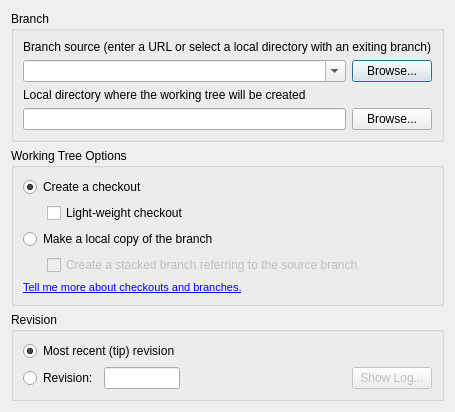
Old version of the form ui/new_tree.ui in the repository breezy-team/qbrz.
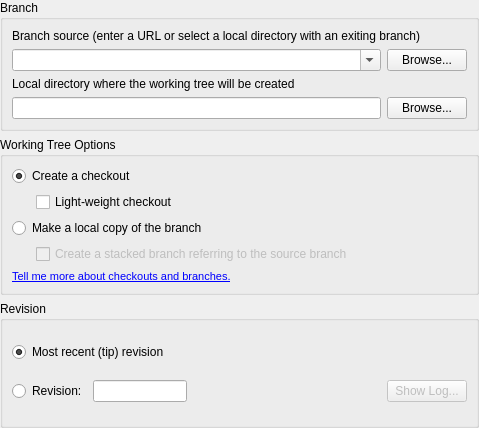
New version of the form.

Commit message: Fix various problems in the subprocess dialog and layouts in qgetnew/qgetupdates

Diff of the .ui file:
```diff
--- a/ui/new_tree.ui
+++ b/ui/new_tree.ui
@@ -1,18 +1,21 @@
 <ui version="4.0" >
  <class>NewWorkingTreeForm</class>
- <widget class="QDialog" name="NewWorkingTreeForm" >
+ <widget class="QWidget" name="NewWorkingTreeForm" >
   <property name="geometry" >
    <rect>
     <x>0</x>
     <y>0</y>
-    <width>435</width>
-    <height>391</height>
+    <width>479</width>
+    <height>428</height>
    </rect>
   </property>
   <property name="windowTitle" >
    <string>Create a new Bazaar Working Tree</string>
   </property>
   <layout class="QVBoxLayout" name="verticalLayout" >
+   <property name="margin" >
+    <number>0</number>
+   </property>
    <item>
     <widget class="QGroupBox" name="groupBox" >
      <property name="title" >
```
Left out of the diff: 3 changed lines with no effect on the pictures. The commit also changes 10 other files.
